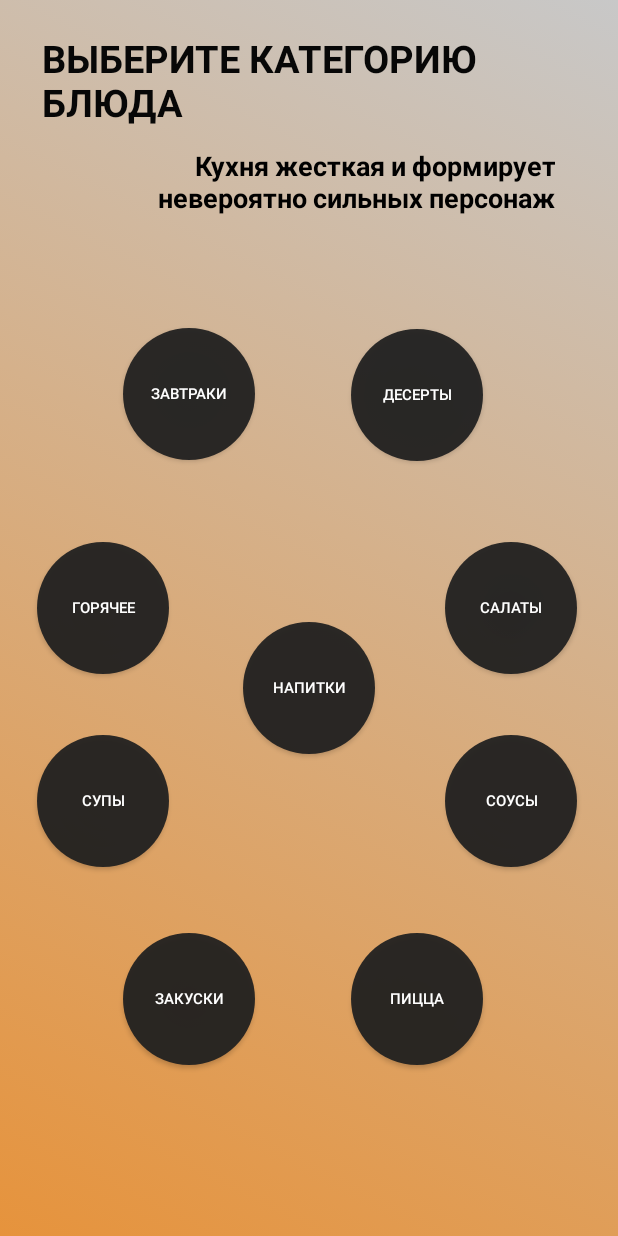
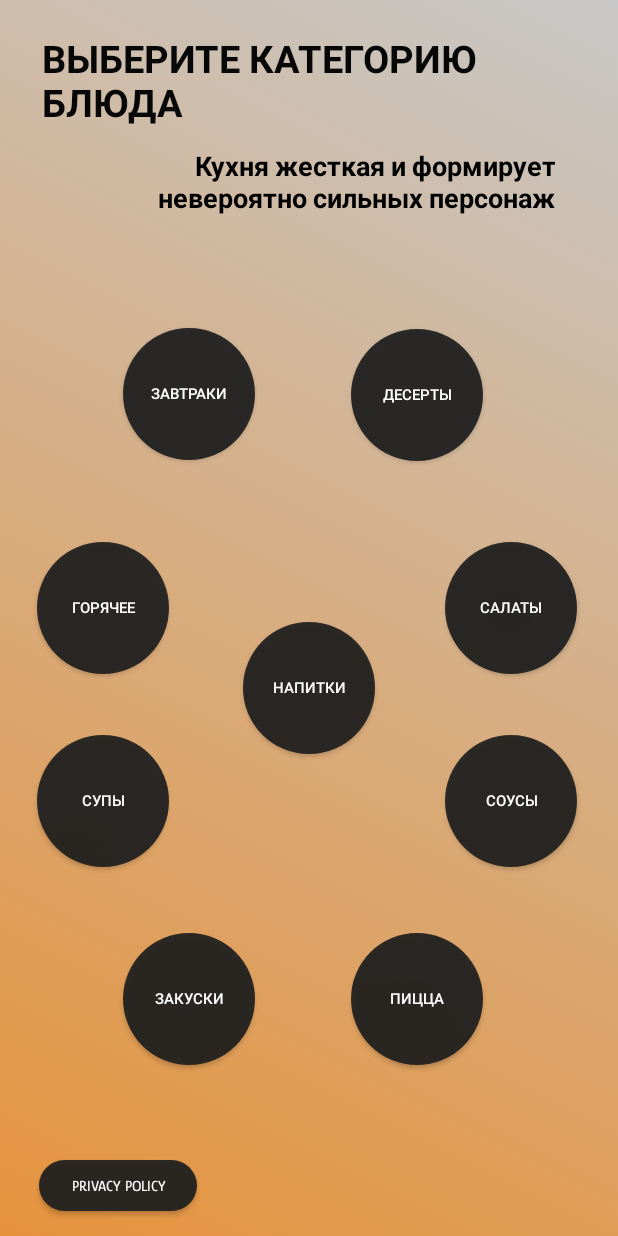
Before and after one commit to Lapoushko/CookingBook, an Android app: the SecondActivity screen opened directly, with no data from a screen before it, on a phone screen of 412 x 824 dp. Run offline under Robolectric (Android 15) with nearby library versions, the phone set to English and light mode, and no system bars; 1 statement that could not run was skipped.

Commit message:
PrivacyPolicy

```diff
--- a/TestJavaProjectPP/app/src/main/java/com/example/testjavaprojectpp/SecondActivity.java
+++ b/TestJavaProjectPP/app/src/main/java/com/example/testjavaprojectpp/SecondActivity.java
@@ -5,6 +5,7 @@ import androidx.constraintlayout.widget.ConstraintLayout;
 
 import android.content.Intent;
 import android.graphics.drawable.AnimationDrawable;
+import android.net.Uri;
 import android.os.Bundle;
 import android.os.Handler;
 import android.view.View;
@@ -126,6 +127,12 @@ public class SecondActivity extends AppCompatActivity {
         nameCategory = "Завтрак";
         startActivity(intent2);
     }
+
+    public void clickPrivacyPolicy(View view){
+        Intent openURL = new Intent(android.content.Intent.ACTION_VIEW);
+        openURL.setData(Uri.parse("https://github.com/Lapoushko/CookingBook/blob/main/TestJavaProjectPP/Privacy%20policy.txt"));
+        startActivity(openURL);
+    }
     @Override
     public void onBackPressed() {
     }
--- a/TestJavaProjectPP/app/src/main/res/layout/activity_second.xml
+++ b/TestJavaProjectPP/app/src/main/res/layout/activity_second.xml
@@ -189,6 +189,27 @@
         app:layout_constraintTop_toTopOf="parent"
         app:layout_constraintVertical_bias="0.666" />
 
+    <androidx.appcompat.widget.AppCompatButton
+        android:id="@+id/politics"
+        style="@style/Widget.AppCompat.Button"
+        android:layout_width="105dp"
+        android:layout_height="34dp"
+        android:width="200dp"
+        android:height="120dp"
+        android:background="@drawable/roundedbutton"
+        android:fontFamily="@font/gloty_medium"
+        android:onClick="clickPrivacyPolicy"
+        android:text="Privacy Policy"
+        android:textColor="@color/white"
+        android:textSize="10sp"
+        app:layout_constraintBottom_toBottomOf="parent"
+        app:layout_constraintEnd_toEndOf="parent"
+        app:layout_constraintHorizontal_bias="0.085"
+        app:layout_constraintStart_toStartOf="parent"
+        app:layout_constraintTop_toTopOf="parent"
+        app:layout_constraintVertical_bias="0.979"
+        app:shapeAppearanceOverlay="@style/roundImageViewRecipeActivity" />
+
     <TextView
         android:id="@+id/text_change_category"
         android:layout_width="334dp"
```
